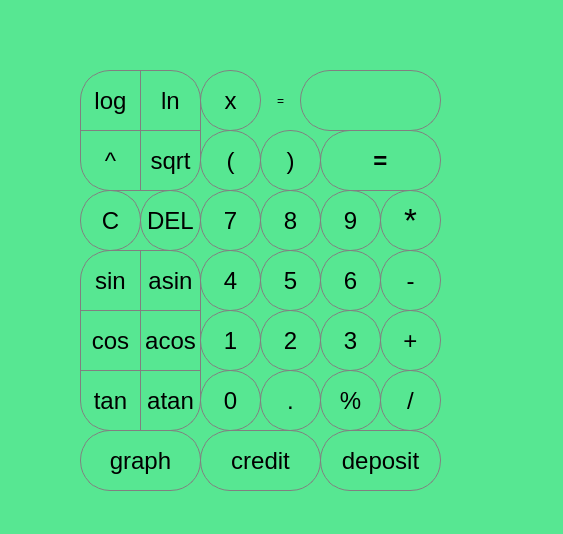
Before: the Qt Designer form src/Calculator/mainwindow.ui in manwoodt/SmartCalc_v1.0-1, drawn with Qt 5.
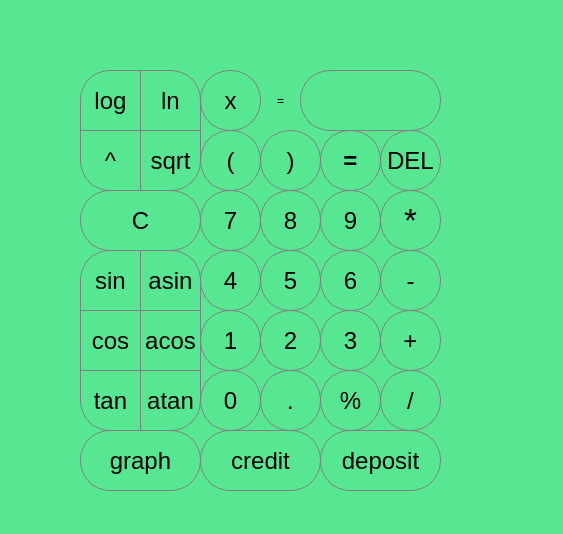
After: the same form once the commit is applied.

What changed in the file:
```diff
--- a/src/Calculator/mainwindow.ui
+++ b/src/Calculator/mainwindow.ui
@@ -52,7 +52,7 @@
      <rect>
       <x>80</x>
       <y>190</y>
-      <width>61</width>
+      <width>121</width>
       <height>61</height>
      </rect>
     </property>
@@ -146,8 +146,8 @@
    <widget class="QPushButton" name="pushButton_del">
     <property name="geometry">
      <rect>
-      <x>140</x>
-      <y>190</y>
+      <x>380</x>
+      <y>130</y>
       <width>61</width>
       <height>61</height>
      </rect>
@@ -439,7 +439,7 @@
      <rect>
       <x>320</x>
       <y>130</y>
-      <width>121</width>
+      <width>61</width>
       <height>61</height>
      </rect>
     </property>
```
